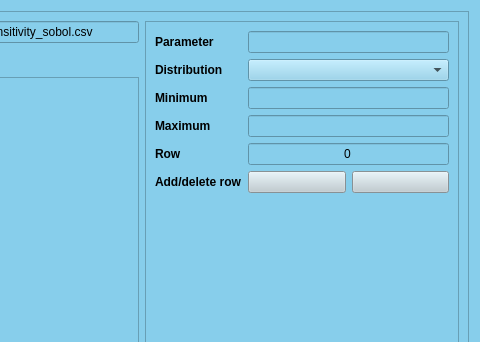
The window that ui/sensitivity.ui (Inigobarbe/QAnnAGNPS) describes before a commit, drawn with Qt 5; both pictures show x 601 to 1081 and y 0 to 342 of the 1081 by 725 pixel window.
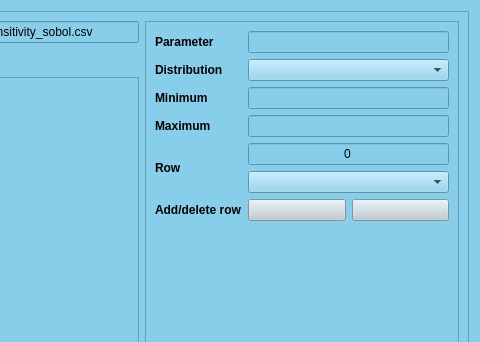
The same window after the commit.

Patch:
```diff
--- a/ui/sensitivity.ui
+++ b/ui/sensitivity.ui
@@ -670,6 +670,8 @@
             </spacer>
            </item>
            <item row="7" column="1">
+            <layout class="QVBoxLayout" name="verticalLayout_row">
+             <item>
             <widget class="QLineEdit" name="row">
              <property name="minimumSize">
               <size>
@@ -690,6 +692,24 @@
               <set>Qt::AlignCenter</set>
              </property>
             </widget>
+             </item>
+             <item>
+              <widget class="QComboBox" name="row_curve_number">
+               <property name="visible">
+                <bool>false</bool>
+               </property>
+               <property name="minimumSize">
+                <size>
+                 <width>0</width>
+                 <height>0</height>
+                </size>
+               </property>
+               <property name="toolTip">
+                <string>Choose which curve number row (by its Curve_Number_ID) this shift applies to.</string>
+               </property>
+              </widget>
+             </item>
+            </layout>
            </item>
            <item row="7" column="0">
             <widget class="QLabel" name="label_8">
```
Lines whose indentation alone changed are shown as unchanged.
